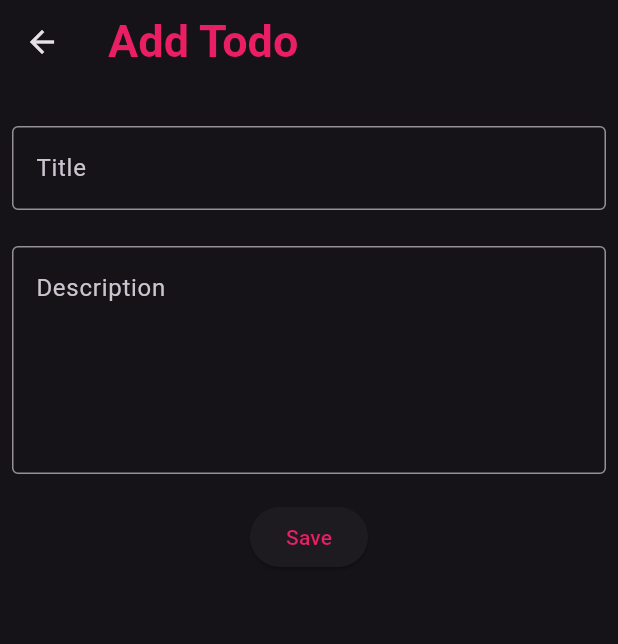
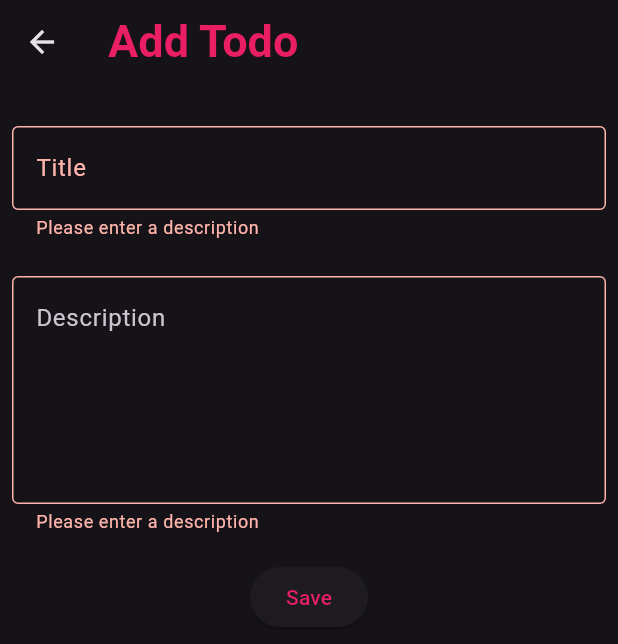
Before and after one commit to shamsheersha/todo_list_with_bloc, a Flutter app: the AddingTodo screen opened directly, after a tap on "Save", on a phone screen of 412 x 824 dp. Shown: the top 644 px of the screen. Run offline on Flutter 3.47's test engine with Material 3 defaults, Android fonts, the phone set to English and light mode, and no system bars; our stand-ins replace bloc, equatable, flutter_bloc; network calls fail.

Commit message:
completed almost every thing

```diff
--- a/lib/screens/add_todo.dart
+++ b/lib/screens/add_todo.dart
@@ -2,7 +2,6 @@ import 'package:flutter/material.dart';
 import 'package:flutter_bloc/flutter_bloc.dart';
 import 'package:todo_list_with_bloc/colors/colors.dart';
 import 'package:todo_list_with_bloc/fonts/fonts.dart';
-import 'package:todo_list_with_bloc/model/todo_model.dart';
 import 'package:todo_list_with_bloc/todo_bloc/todo_bloc.dart';
 
 class AddingTodo extends StatelessWidget {
@@ -14,6 +13,7 @@ class AddingTodo extends StatelessWidget {
 
   @override
   Widget build(BuildContext context) {
+    final todoBloc = context.read<TodoBloc>();
     return SafeArea(
       child: Scaffold(
         appBar: AppBar(
@@ -22,9 +22,9 @@ class AddingTodo extends StatelessWidget {
             style: headLine,
           ),
         ),
-        body: Column(
-          mainAxisAlignment: MainAxisAlignment.start,
-          children: [
+        body: Form(
+          key: formKey,
+          child: Column(mainAxisAlignment: MainAxisAlignment.start, children: [
             const SizedBox(
               height: 20,
             ),
@@ -33,7 +33,15 @@ class AddingTodo extends StatelessWidget {
               child: TextFormField(
                 controller: titleController,
                 decoration: const InputDecoration(
-                  labelText: 'Title', border: OutlineInputBorder()),
+                  labelText: 'Title',
+                  border: OutlineInputBorder(),
+                ),
+                validator: (value) {
+                  if(value == null || value.isEmpty){
+                    return 'Please enter a description';
+                  }
+                  return null;
+                },
               ),
             ),
             const SizedBox(
@@ -47,6 +55,12 @@ class AddingTodo extends StatelessWidget {
                   hintText: 'Description',
                   border: OutlineInputBorder(),
                 ),
+                validator: (value) {
+                  if (value == null || value.isEmpty) {
+                    return 'Please enter a description';
+                  }
+                  return null;
+                },
                 keyboardType: TextInputType.multiline,
                 minLines: 5,
                 maxLines: 8,
@@ -57,12 +71,12 @@ class AddingTodo extends StatelessWidget {
             ),
             ElevatedButton(
               onPressed: () {
-              final title = titleController.text;
-              final description = descriptionController.text;
+                if (formKey.currentState?.validate() ?? false) {
 
-              if (title.isNotEmpty && description.isNotEmpty) {
-                final todo = Todo(title: title, description: description);
-                BlocProvider.of<TodoBloc>(context).add(AddTodo(todo: todo));
+                  todoBloc.add(AddTodo(
+                    title: titleController.text,
+                    description: descriptionController.text,
+                  ));
                   Navigator.of(context).pop();
                 }
               },
@@ -73,6 +87,7 @@ class AddingTodo extends StatelessWidget {
             )
           ]),
         ),
+      ),
     );
   }
 }
--- a/lib/todo_bloc/todo_event.dart
+++ b/lib/todo_bloc/todo_event.dart
@@ -1,18 +1,26 @@
 part of 'todo_bloc.dart';
-
 
 abstract class TodoEvent extends Equatable {
   @override
-  List<Object> get props => [];
+  List<Object?> get props => [];
 }
 
-class FetchTodos extends TodoEvent{}
+class  LoadTodos extends TodoEvent {}
 
-class AddTodo extends TodoEvent{
-  final Todo todo;
+class AddTodo extends TodoEvent {
+  final String title;
+  final String description;
 
-  AddTodo({required this.todo});
+  AddTodo({required this.title, required this.description});
 
   @override
-  List<Object> get props => [todo];
+  List<Object?> get props => [title, description];
 }
+
+class DeleteTodo extends TodoEvent {
+  final String id;
+
+  DeleteTodo(this.id);
+  @override
+  List<Object?> get props => [id];
+}
--- a/lib/todo_bloc/todo_state.dart
+++ b/lib/todo_bloc/todo_state.dart
@@ -1,27 +1,27 @@
 part of 'todo_bloc.dart';
 
-abstract class TodoState extends Equatable{
+abstract class TodoState extends Equatable {
   @override
-  List<Object> get props => [];
+  List<Object?> get props => [];
 }
 
-final class TodoInitial extends TodoState {}
+class TodoInitial extends TodoState {}
 
-class TodoLoading extends TodoState{}
+class TodoLoading extends TodoState {}
 
-class TodoLoaded extends TodoState{
-  final List<Todo> todos;
+class TodoLoaded extends TodoState {
+  final List<dynamic> todos;
 
   TodoLoaded({required this.todos});
 
   @override
-  List<Object> get props => [todos];
+  List<Object?> get props => [todos];
 }
 
-class TodoError extends TodoState{
+class TodoError extends TodoState {
   final String message;
   TodoError({required this.message});
 
   @override
-  List<Object> get props => [message];
+  List<Object?> get props => [message];
 }
```
Also changed, not shown: lib/main.dart (+11 -5 lines), lib/model/todo_model.dart (+11 -7 lines), lib/screens/home_screen.dart (+15 -5 lines), lib/services/api_service.dart (+52 -9 lines), lib/todo_bloc/todo_bloc.dart (+18 -28 lines), 1 other file. Lines whose indentation alone changed are shown as unchanged.
